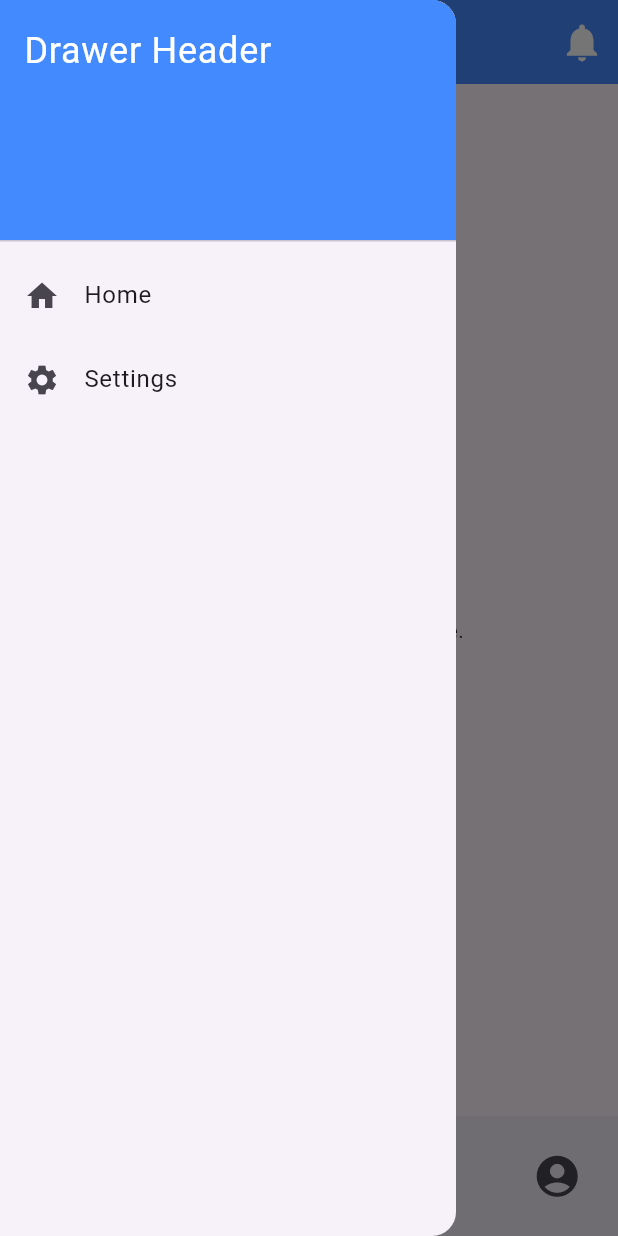
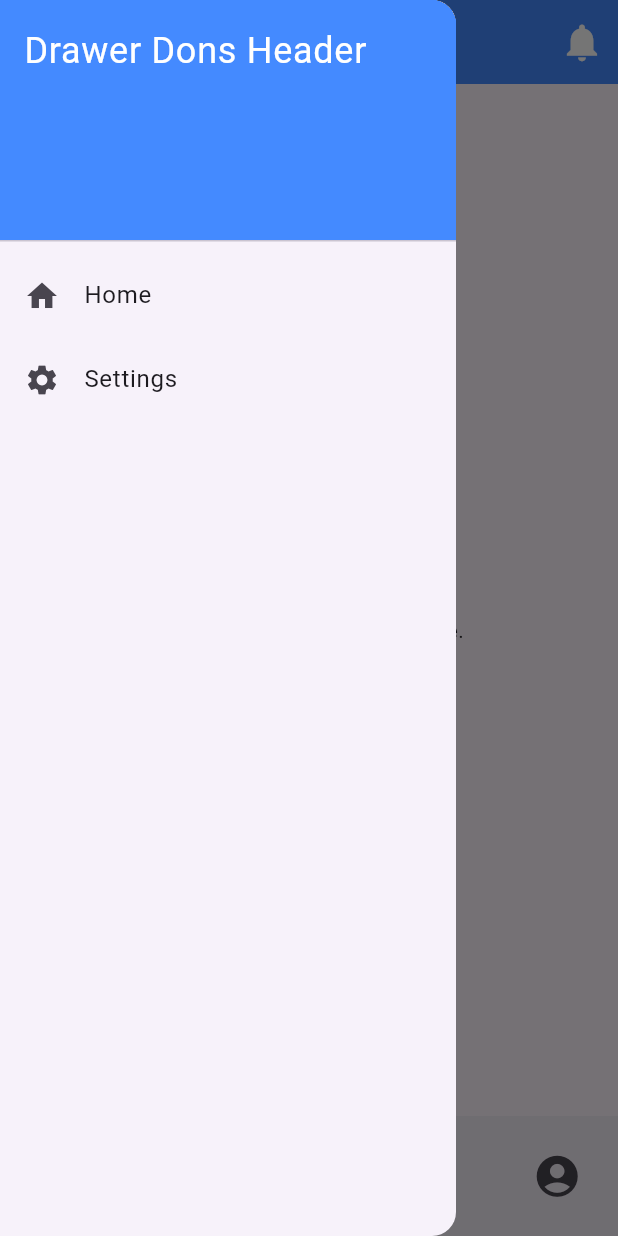
Before and after one commit to UncleDonCarlo/Boba-Shop-Flutter, a Flutter app: the screen it shows after launch, with the side drawer open, on a phone screen of 412 x 824 dp. Run offline on Flutter 3.47's test engine with Material 3 defaults, Android fonts, the phone set to English and light mode, and no system bars.

Commit message:
Patch : Drawer Name

```diff
--- a/lib/features/presentation/layout/NormalLayout.dart
+++ b/lib/features/presentation/layout/NormalLayout.dart
@@ -18,7 +18,7 @@ class NormalLayout extends StatelessWidget {
             DrawerHeader(
               decoration: BoxDecoration(color: Colors.blueAccent),
               child: Text(
-                'Drawer Header',
+                'Drawer Dons Header',
                 style: TextStyle(
                   color: Colors.white,
                   fontSize: 24,
```
